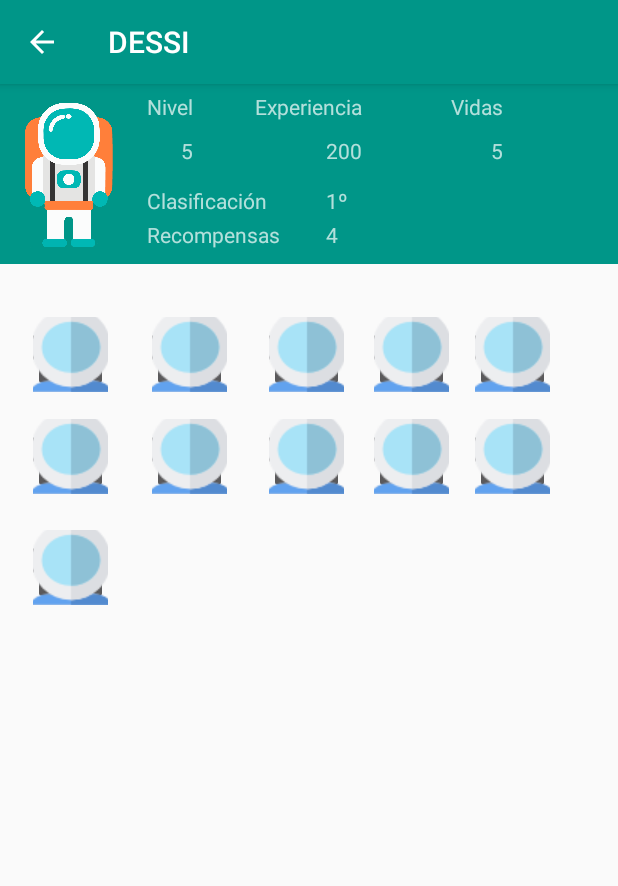
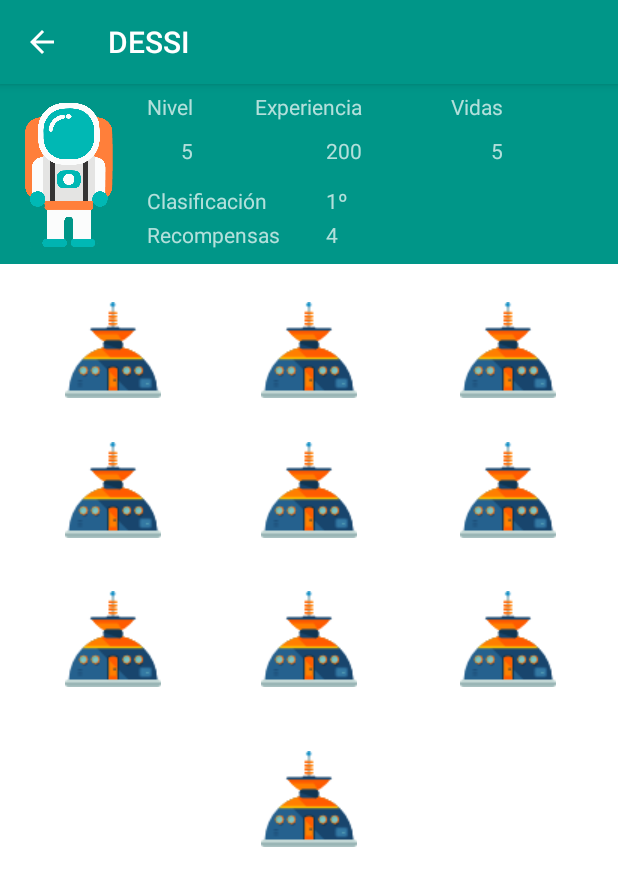
Before and after one commit to miguelfervi/Planetaria, an Android app: the DessiActivity screen opened directly, with no data from a screen before it, on a phone screen of 412 x 824 dp. Shown: the top 886 px of the screen. Run offline under Robolectric (Android 15) with nearby library versions, the phone set to English and light mode, and no system bars.

Commit message:
Algunos cambios

```diff
--- a/app/src/main/java/com/tfm/miguel/planetaria/Adapter/ConquistaAdapter.java
+++ b/app/src/main/java/com/tfm/miguel/planetaria/Adapter/ConquistaAdapter.java
@@ -4,7 +4,6 @@ import android.support.v4.app.Fragment;
 import android.support.v4.app.FragmentManager;
 import android.support.v4.app.FragmentStatePagerAdapter;
 
-import com.tfm.miguel.planetaria.Fragments.LogrosFragment;
 import com.tfm.miguel.planetaria.Fragments.Space1Fragment;
 import com.tfm.miguel.planetaria.Fragments.Space2Fragment;
 
@@ -30,8 +29,6 @@ public class ConquistaAdapter extends FragmentStatePagerAdapter {
                 return new Space1Fragment();
             case 1:
                 return new Space2Fragment();
-            case 2:
-                return new LogrosFragment();
 
             default:
                 return null;
--- a/app/src/main/java/com/tfm/miguel/planetaria/Fragments/ConquistaFragment.java
+++ b/app/src/main/java/com/tfm/miguel/planetaria/Fragments/ConquistaFragment.java
@@ -32,7 +32,6 @@ public class ConquistaFragment extends Fragment {
         TabLayout tabLayout = (TabLayout) view.findViewById(R.id.tabMenu);
         tabLayout.addTab(tabLayout.newTab().setText("Primer sistema"));
         tabLayout.addTab(tabLayout.newTab().setText("Segundo sistema"));
-        tabLayout.addTab(tabLayout.newTab().setText("Logros"));
         tabLayout.setTabGravity(TabLayout.GRAVITY_FILL);
 
         final ViewPager viewPager = (ViewPager) view.findViewById(R.id.viewPager);
--- a/app/src/main/java/com/tfm/miguel/planetaria/Models/Notas.java
+++ b/app/src/main/java/com/tfm/miguel/planetaria/Models/Notas.java
@@ -9,5 +9,6 @@ public class Notas {
     private String asignatura;
     private String tarea;
     private float nota;
+    private int experiencia;
 
 }
--- a/app/src/main/java/com/tfm/miguel/planetaria/Models/Recompensas.java
+++ b/app/src/main/java/com/tfm/miguel/planetaria/Models/Recompensas.java
@@ -6,4 +6,9 @@ package com.tfm.miguel.planetaria.Models;
 
 public class Recompensas {
 
+    private String nombre;
+    private String descripcion;
+    private int imagen;
+
+
 }
--- a/app/src/main/res/layout/activity_dessi.xml
+++ b/app/src/main/res/layout/activity_dessi.xml
@@ -2,106 +2,131 @@
     xmlns:tools="http://schemas.android.com/tools"
     android:layout_width="match_parent"
     android:layout_height="match_parent"
+    android:background="#FFFFFF"
     xmlns:app="http://schemas.android.com/apk/res-auto"
     android:theme="@style/ThemeOverlay.AppCompat.Dark.ActionBar"
     app:popupTheme="@style/ThemeOverlay.AppCompat.Light"
     tools:context=".Activities.DessiActivity">
 
-    <ImageButton
-        android:id="@+id/imageButton2"
-        android:layout_width="50dp"
-        android:layout_height="50dp"
-        android:layout_marginStart="29dp"
-        app:srcCompat="@drawable/astronaut"
-        android:layout_alignTop="@+id/imageButton1"
-        android:layout_toEndOf="@+id/imageButton1" />
+    <ScrollView
+        android:layout_width="match_parent"
+        android:layout_height="match_parent"
+        android:layout_below="@+id/profile">
 
-    <ImageButton
-        android:id="@+id/imageButton1"
-        android:layout_width="50dp"
-        android:layout_height="50dp"
-        android:layout_marginStart="22dp"
-        app:srcCompat="@drawable/astronaut"
-        android:layout_below="@+id/profile"
-        android:layout_alignParentStart="true"
-        android:layout_marginTop="35dp" />
+        <RelativeLayout
+            android:layout_width="match_parent"
+            android:layout_height="wrap_content"
+            android:orientation="vertical" >
 
-    <ImageButton
-        android:id="@+id/imageButton11"
-        android:layout_width="50dp"
-        android:layout_height="50dp"
-        android:layout_alignStart="@+id/imageButton6"
-        android:layout_below="@+id/imageButton6"
-        android:layout_marginTop="24dp"
-        app:srcCompat="@drawable/astronaut" />
+            <ImageButton
+                android:id="@+id/imageButton4"
+                android:layout_width="75dp"
+                android:layout_height="75dp"
+                android:layout_alignStart="@+id/imageButton9"
+                android:layout_alignTop="@+id/imageButton3"
+                android:background="#FFFFFF"
+                app:srcCompat="@drawable/spacestation" />
 
-    <ImageButton
-        android:id="@+id/imageButton10"
-        android:layout_width="50dp"
-        android:layout_height="50dp"
-        android:layout_alignStart="@+id/imageButton5"
-        android:layout_alignTop="@+id/imageButton9"
-        app:srcCompat="@drawable/astronaut" />
+            <ImageButton
+                android:id="@+id/imageButton3"
+                android:layout_width="75dp"
+                android:layout_height="75dp"
+                android:layout_alignStart="@+id/imageButton7"
+                android:layout_alignTop="@+id/imageButton11"
+                android:background="#FFFFFF"
+                app:srcCompat="@drawable/spacestation" />
 
-    <ImageButton
-        android:id="@+id/imageButton9"
-        android:layout_width="50dp"
-        android:layout_height="50dp"
-        app:srcCompat="@drawable/astronaut"
-        android:layout_alignTop="@+id/imageButton8"
-        android:layout_toStartOf="@+id/imageButton5" />
+            <ImageButton
+                android:id="@+id/imageButton5"
+                android:layout_width="75dp"
+                android:layout_height="75dp"
+                android:layout_marginTop="31dp"
+                android:background="#FFFFFF"
+                app:srcCompat="@drawable/spacestation"
+                android:layout_below="@+id/imageButton3"
+                android:layout_alignStart="@+id/imageButton3" />
 
-    <ImageButton
-        android:id="@+id/imageButton8"
-        android:layout_width="50dp"
-        android:layout_height="50dp"
-        app:srcCompat="@drawable/astronaut"
-        android:layout_alignTop="@+id/imageButton7"
-        android:layout_alignStart="@+id/imageButton3" />
+            <ImageButton
+                android:id="@+id/imageButton6"
+                android:layout_width="75dp"
+                android:layout_height="75dp"
+                android:layout_alignStart="@+id/imageButton1"
+                android:layout_below="@+id/imageButton1"
+                android:layout_marginTop="18dp"
+                android:background="#FFFFFF"
+                app:srcCompat="@drawable/spacestation" />
 
-    <ImageButton
-        android:id="@+id/imageButton7"
-        android:layout_width="50dp"
-        android:layout_height="50dp"
-        app:srcCompat="@drawable/astronaut"
-        android:layout_alignTop="@+id/imageButton6"
-        android:layout_alignStart="@+id/imageButton2" />
+            <ImageButton
+                android:id="@+id/imageButton7"
+                android:layout_width="75dp"
+                android:layout_height="75dp"
+                android:layout_alignStart="@+id/imageButton2"
+                android:layout_alignTop="@+id/imageButton6"
+                android:background="#FFFFFF"
+                app:srcCompat="@drawable/spacestation" />
 
-    <ImageButton
-        android:id="@+id/imageButton6"
-        android:layout_width="50dp"
-        android:layout_height="50dp"
-        app:srcCompat="@drawable/astronaut"
-        android:layout_below="@+id/imageButton1"
-        android:layout_alignStart="@+id/imageButton1"
-        android:layout_marginTop="18dp" />
+            <ImageButton
+                android:id="@+id/imageButton8"
+                android:layout_width="75dp"
+                android:layout_height="75dp"
+                android:layout_alignStart="@+id/imageButton3"
+                android:layout_alignTop="@+id/imageButton7"
+                android:background="#FFFFFF"
+                app:srcCompat="@drawable/spacestation" />
 
-    <ImageButton
-        android:id="@+id/imageButton5"
-        android:layout_width="50dp"
-        android:layout_height="50dp"
-        android:layout_marginStart="17dp"
-        app:srcCompat="@drawable/astronaut"
-        android:layout_alignTop="@+id/imageButton4"
-        android:layout_toEndOf="@+id/imageButton4" />
+            <ImageButton
+                android:id="@+id/imageButton9"
+                android:layout_width="75dp"
+                android:layout_height="75dp"
+                android:background="#FFFFFF"
+                app:srcCompat="@drawable/spacestation"
+                android:layout_alignTop="@+id/imageButton7"
+                android:layout_alignStart="@+id/imageButton10" />
 
-    <ImageButton
-        android:id="@+id/imageButton4"
-        android:layout_width="50dp"
-        android:layout_height="50dp"
-        android:layout_marginStart="20dp"
-        app:srcCompat="@drawable/astronaut"
-        android:layout_alignTop="@+id/imageButton3"
-        android:layout_toEndOf="@+id/imageButton3" />
+            <ImageButton
+                android:id="@+id/imageButton10"
+                android:layout_width="75dp"
+                android:layout_height="75dp"
 
-    <ImageButton
-        android:id="@+id/imageButton3"
-        android:layout_width="50dp"
-        android:layout_height="50dp"
-        android:layout_marginStart="28dp"
-        app:srcCompat="@drawable/astronaut"
-        android:layout_alignTop="@+id/imageButton2"
-        android:layout_toEndOf="@+id/imageButton2" />
+                android:background="#FFFFFF"
+                app:srcCompat="@drawable/spacestation"
+                android:layout_alignTop="@+id/imageButton2"
+                android:layout_alignParentEnd="true"
+                android:layout_marginEnd="36dp" />
+
+            <ImageButton
+                android:id="@+id/imageButton11"
+                android:layout_width="75dp"
+                android:layout_height="75dp"
+                android:layout_alignStart="@+id/imageButton6"
+                android:layout_below="@+id/imageButton6"
+                android:layout_marginTop="24dp"
+                android:background="#FFFFFF"
+                app:srcCompat="@drawable/spacestation"
+
+                />
+
+            <ImageButton
+                android:id="@+id/imageButton1"
+                android:layout_width="75dp"
+                android:layout_height="75dp"
+                android:layout_marginTop="19dp"
+                android:background="#FFFFFF"
+                app:srcCompat="@drawable/spacestation"
+                android:layout_alignParentTop="true"
+                android:layout_alignParentStart="true"
+                android:layout_marginStart="37dp" />
+
+            <ImageButton
+                android:id="@+id/imageButton2"
+                android:layout_width="75dp"
+                android:layout_height="75dp"
+                android:layout_alignTop="@+id/imageButton1"
+                android:layout_centerHorizontal="true"
+                android:background="#FFFFFF"
+                app:srcCompat="@drawable/spacestation" />
+        </RelativeLayout>
+    </ScrollView>
 
     <android.support.v7.widget.Toolbar
         android:id="@+id/my_toolbar"
```
Also changed, not shown: app/src/main/java/com/tfm/miguel/planetaria/Activities/Ejercicio1Activity.java (+1 -7 lines), app/src/main/java/com/tfm/miguel/planetaria/Adapter/TareaAdapter.java (deleted, +0 -78 lines), app/src/main/java/com/tfm/miguel/planetaria/Fragments/LogrosFragment.java (deleted, +0 -30 lines), app/src/main/java/com/tfm/miguel/planetaria/Models/Batalla.java (+15 -1 lines), app/src/main/java/com/tfm/miguel/planetaria/Models/Escaramuza.java (+5 -50 lines), app/src/main/java/com/tfm/miguel/planetaria/Models/Pregunta.java (added, +15 -0 lines), app/src/main/res/layout/ejercicio_view_item.xml (renamed from app/src/main/res/layout/tareas_view_item.xml, +3 -4 lines), app/src/main/res/layout/fragment_logros.xml (deleted, +0 -12 lines), app/src/main/res/menu/nav_options.xml (+0 -10 lines), app/src/main/res/drawable-mdpi/spacestation.png (added).
